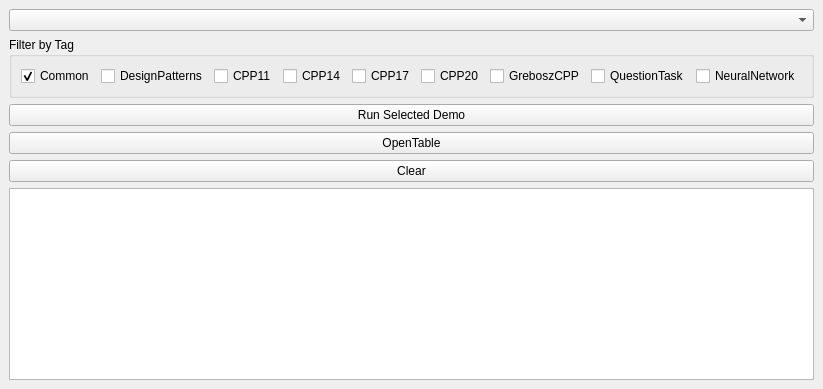
Qt form ModernCppQTApp/src/mainwindow.ui (pawcijo/CppPlayground) before a commit.
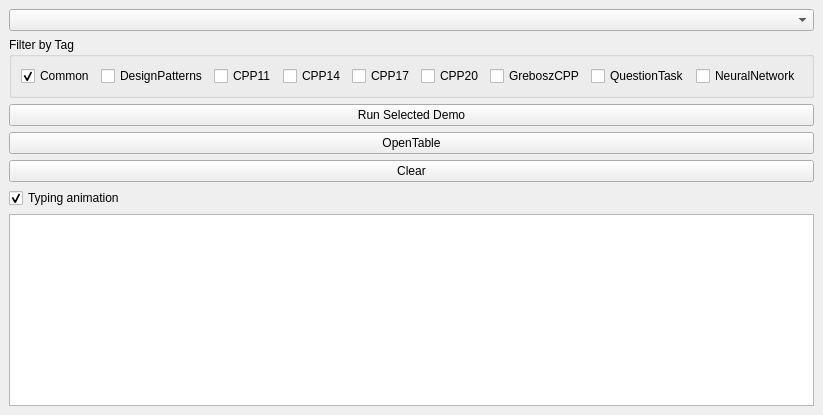
The same form after that commit.

Commit message: Make text typing animation optional

What changed in the file:
```diff
--- a/ModernCppQTApp/src/mainwindow.ui
+++ b/ModernCppQTApp/src/mainwindow.ui
@@ -100,6 +100,16 @@
       </property>
      </widget>
     </item>
+        <item>
+     <widget class="QCheckBox" name="typingCheckBox">
+      <property name="text">
+       <string>Typing animation</string>
+      </property>
+      <property name="checked">
+       <bool>true</bool>
+      </property>
+     </widget>
+    </item>
     <item>
      <widget class="QTextEdit" name="terminalOutput">
       <property name="readOnly">
```
The commit also changes 2 other files.
